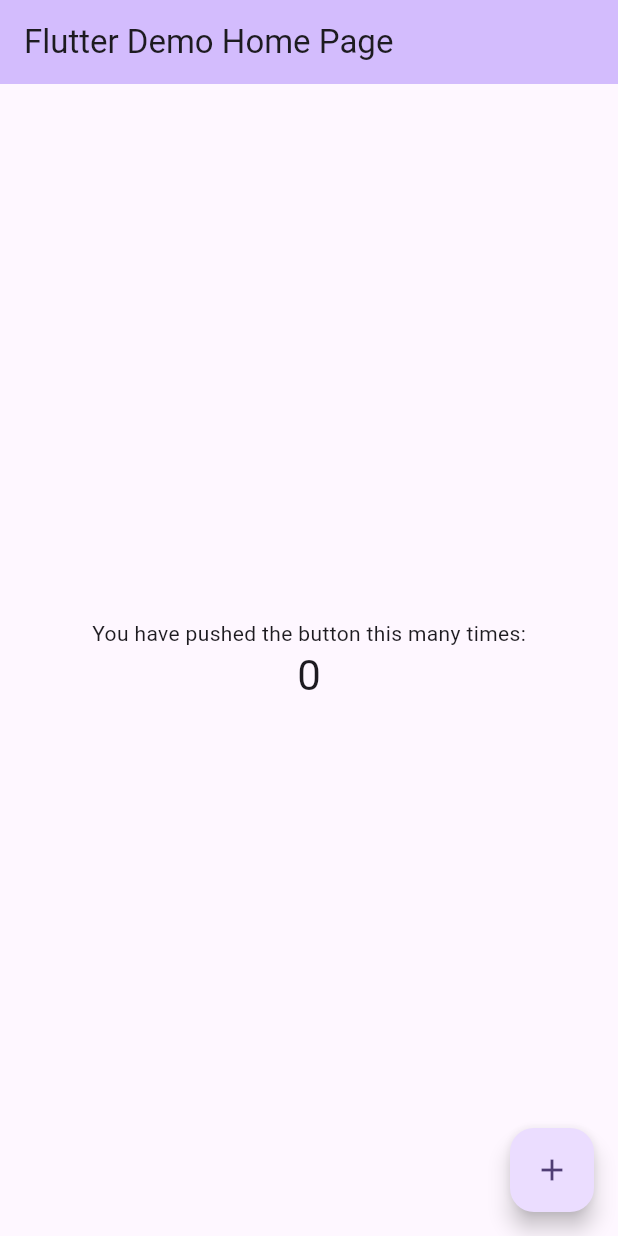
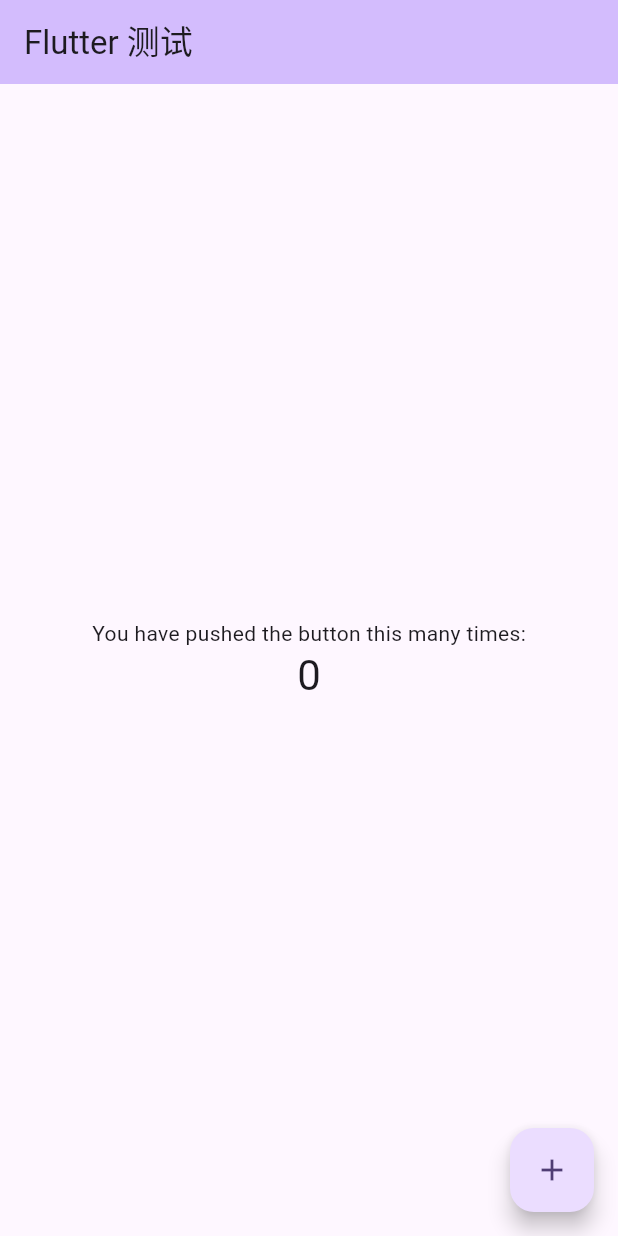
Before and after one commit to feixiangdelinux/elderly_app, a Flutter app: the screen it shows after launch, on a phone screen of 412 x 824 dp. Run offline on Flutter 3.47's test engine with Material 3 defaults, Android fonts, the phone set to English and light mode, and no system bars.

Commit message:
测试打包项目

```diff
--- a/lib/main.dart
+++ b/lib/main.dart
@@ -30,7 +30,7 @@ class MyApp extends StatelessWidget {
         // tested with just a hot reload.
         colorScheme: .fromSeed(seedColor: Colors.deepPurple),
       ),
-      home: const MyHomePage(title: 'Flutter Demo Home Page'),
+      home: const MyHomePage(title: 'Flutter 测试'),
     );
   }
 }
```
